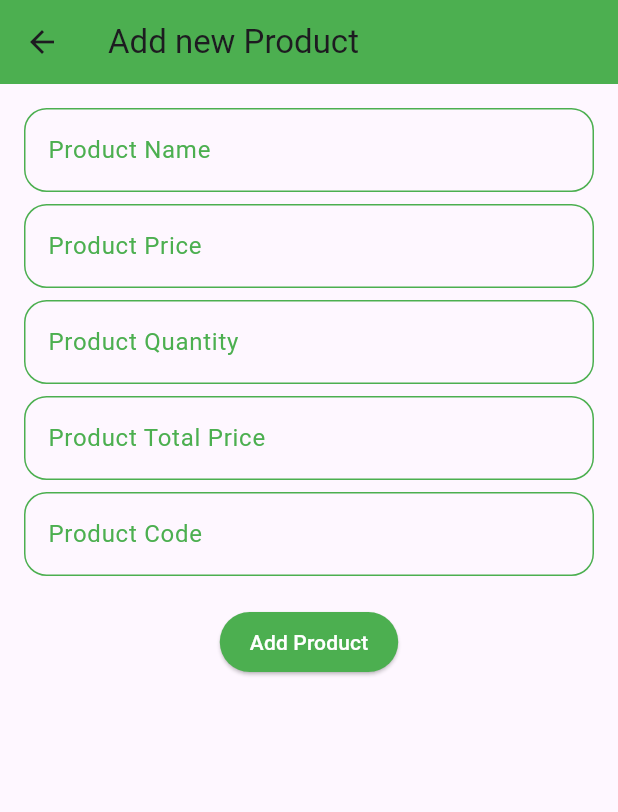
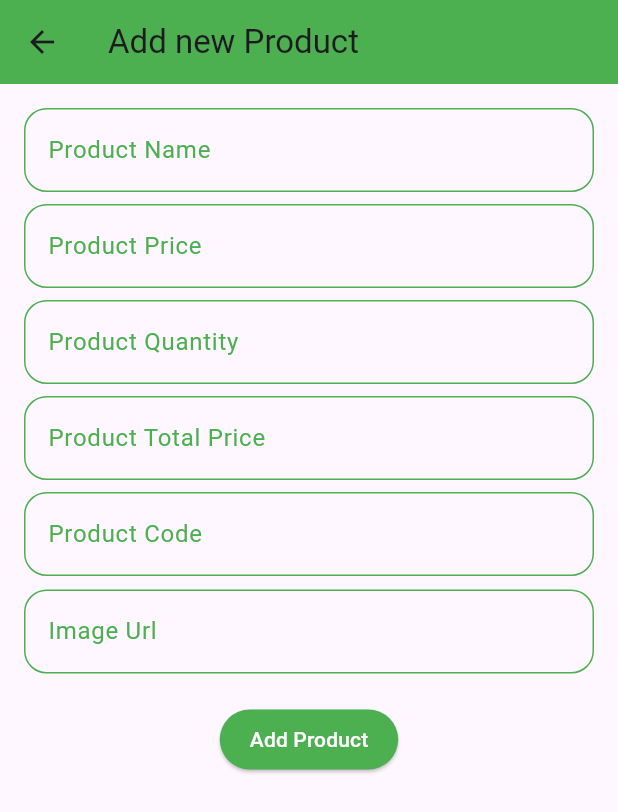
Before and after one commit to MahfuzAhmed28/flutter_assignment_live_test, a Flutter app: the AddNewProductScreen screen opened directly, on a phone screen of 412 x 824 dp. Shown: the top 812 px of the screen. Run offline on Flutter 3.47's test engine with Material 3 defaults, Android fonts, the phone set to English and light mode, and no system bars; network calls fail.

Commit message:
Assignment 02 code new update

```diff
--- a/lib/ui/screens/add_new_product_screen.dart
+++ b/lib/ui/screens/add_new_product_screen.dart
@@ -270,7 +270,50 @@ class _AddNewProductScreeState extends State<AddNewProductScreen> {
               return null;
             },
           ),
-          //TextFormField(),
+          SizedBox(height: 9,),
+          TextFormField(
+            controller: _imageTEController,
+            autovalidateMode: AutovalidateMode.onUserInteraction,
+            cursorColor: Colors.black54,
+            style: TextStyle(
+              color: Colors.black,
+            ),
+            decoration: InputDecoration(
+              hintText: 'Url',
+              hintStyle: TextStyle(
+                color: Colors.black54,
+              ),
+              labelText: 'Image Url',
+              labelStyle: TextStyle(
+                  color: Colors.green
+              ),
+              border: OutlineInputBorder(
+                  borderRadius: BorderRadius.circular(15),
+                  borderSide: BorderSide(
+                    color: Colors.green,
+                  )
+              ),
+              enabledBorder: OutlineInputBorder(
+                borderSide: BorderSide(
+                  color: Colors.green,
+                ),
+                borderRadius: BorderRadius.circular(15),
+              ),
+              focusedBorder: OutlineInputBorder(
+                borderSide: BorderSide(
+                  color: Colors.green,
+                  width: 2,
+                ),
+                borderRadius: BorderRadius.circular(15),
+              ),
+            ),
+            validator: (String? value){
+              if(value?.trim().isEmpty ?? true){
+                return 'Enter Image Url';
+              }
+              return null;
+            },
+          ),
           SizedBox(height: 20,),
           Visibility(
             visible: _addNewProductInProgress==false,
@@ -307,12 +350,13 @@ class _AddNewProductScreeState extends State<AddNewProductScreen> {
     Uri uri=Uri.parse('https://crud.teamrabbil.com/api/v1/CreateProduct');
 
     Map<String,dynamic> requestBody={
-      //"Img":"",
+      "Img":_imageTEController.text.trim(),
       "ProductCode":_codeTEController.text.trim(),
       "ProductName":_nameTEController.text.trim(),
       "Qty":_quantityTEController.text.trim(),
       "TotalPrice":_totalPriceTEController.text.trim(),
       "UnitPrice":_priceTEController.text.trim(),
+
     };
 
     Response response=await post(
@@ -341,6 +385,7 @@ class _AddNewProductScreeState extends State<AddNewProductScreen> {
     _priceTEController.clear();
     _quantityTEController.clear();
     _totalPriceTEController.clear();
+    _imageTEController.clear();
   }
 
   @override
@@ -350,6 +395,7 @@ class _AddNewProductScreeState extends State<AddNewProductScreen> {
     _priceTEController.dispose();
     _quantityTEController.dispose();
     _totalPriceTEController.dispose();
+    _imageTEController.dispose();
     super.dispose();
   }
 }
--- a/lib/ui/screens/product_list_screen.dart
+++ b/lib/ui/screens/product_list_screen.dart
@@ -92,6 +92,7 @@ class _ProductListScreenState extends State<ProductListScreen> {
           productCode: p['ProductCode'],
           unitPrice: p['UnitPrice'],
           quantity: p['Qty'],
+          image: p['Img'],
           totalPrice: p['TotalPrice'],
           createdDate: p['CreatedDate'],
         );
```
Also changed, not shown: lib/ui/screens/update_product_screen.dart (+50 -3 lines), lib/ui/widgets/product_item.dart (+42 -10 lines).
